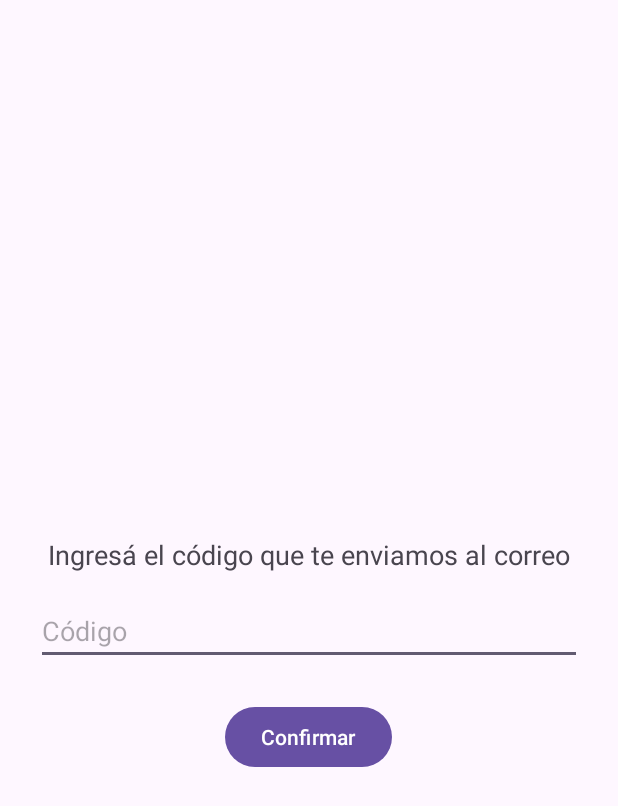
After one commit to NicoelRepo/deremate-12, an Android app: the ConfirmarRegistroActivity screen opened directly, with no data from a screen before it, on a phone screen of 412 x 824 dp. The commit adds this screen. Shown: the top 806 px of the screen. Run offline under Robolectric (Android 15) with nearby library versions, the phone set to English and light mode, and no system bars; our stand-ins replace Dagger/Hilt's generated code; network calls fail.

Commit message:
Se crea pantalla de codigo de confirmacion para registro y se agregan validaciones en formulario de registro

```diff
--- a/app/src/main/AndroidManifest.xml
+++ b/app/src/main/AndroidManifest.xml
@@ -35,6 +35,10 @@
             android:name=".EntregaDetailsActivity"
             android:exported="false" />
 
+        <activity
+            android:name=".ConfirmarRegistroActivity"
+            android:exported="false" />
+
         <meta-data
             android:name="com.google.android.geo.API_KEY"
             android:value="${MAPS_API_KEY}" />
--- /dev/null
+++ b/app/src/main/java/ar/edu/uade/deremateapp/ConfirmarRegistroActivity.java
@@ -0,0 +1,70 @@
+package ar.edu.uade.deremateapp;
+
+import android.os.Bundle;
+import android.widget.Button;
+import android.widget.EditText;
+import android.widget.Toast;
+
+import androidx.appcompat.app.AppCompatActivity;
+
+import javax.inject.Inject;
+
+import ar.edu.uade.deremateapp.data.UiUtils;
+import ar.edu.uade.deremateapp.data.api.RegistroAPIService;
+import ar.edu.uade.deremateapp.data.api.model.ConfirmacionRegistroDTO;
+import dagger.hilt.android.AndroidEntryPoint;
+import retrofit2.Call;
+import retrofit2.Callback;
+import retrofit2.Response;
+
+@AndroidEntryPoint
+public class ConfirmarRegistroActivity extends AppCompatActivity {
+
+    private EditText editTextCodigoConfirmacion;
+    private Button buttonConfirmarCodigo;
+
+    private String email;
+
+    @Inject
+    RegistroAPIService registroAPIService;
+
+    @Override
+    protected void onCreate(Bundle savedInstanceState) {
+        super.onCreate(savedInstanceState);
+        setContentView(R.layout.activity_confirmacion_codigo);
+
+        editTextCodigoConfirmacion = findViewById(R.id.editTextCodigoConfirmacion);
+        buttonConfirmarCodigo = findViewById(R.id.buttonConfirmarCodigo);
+
+        email = getIntent().getStringExtra("email");
+
+        buttonConfirmarCodigo.setOnClickListener(v -> {
+            String email = getIntent().getStringExtra("email");
+            String codigo = editTextCodigoConfirmacion.getText().toString().trim();
+
+            if (codigo.isEmpty()) {
+                UiUtils.showErrorSnackbar(this, "El código no puede estar vacío");
+                return;
+            }
+
+            ConfirmacionRegistroDTO dto = new ConfirmacionRegistroDTO(email, codigo);
+            registroAPIService.doConfirmarRegistro(dto).enqueue(new Callback<>() {
+                @Override
+                public void onResponse(Call<Void> call, Response<Void> response) {
+                    if (response.isSuccessful()) {
+                        Toast.makeText(ConfirmarRegistroActivity.this, "Registro confirmado con éxito", Toast.LENGTH_SHORT).show();
+                        finish();
+                    } else {
+                        UiUtils.showErrorSnackbar(ConfirmarRegistroActivity.this, "Código inválido o expirado");
+                    }
+                }
+
+                @Override
+                public void onFailure(Call<Void> call, Throwable t) {
+                    UiUtils.showErrorSnackbar(ConfirmarRegistroActivity.this, "Error de conexión al confirmar");
+                    t.printStackTrace();
+                }
+            });
+        });
+    }
+}
--- a/app/src/main/java/ar/edu/uade/deremateapp/data/UiUtils.java
+++ b/app/src/main/java/ar/edu/uade/deremateapp/data/UiUtils.java
@@ -15,8 +15,8 @@ public class UiUtils {
 
         Snackbar snackbar = Snackbar.make(anchor, message, Snackbar.LENGTH_LONG)
                 .setBackgroundTint(ContextCompat.getColor(activity, R.color.design_default_color_error))
-                .setTextColor(Color.WHITE)
-                .setAnchorView(anchor);
+                .setTextColor(Color.WHITE);
+//                .setAnchorView(anchor);
 
         snackbar.show();
     }
--- /dev/null
+++ b/app/src/main/java/ar/edu/uade/deremateapp/data/api/RegistroAPIService.java
@@ -0,0 +1,17 @@
+package ar.edu.uade.deremateapp.data.api;
+
+import ar.edu.uade.deremateapp.data.api.model.ConfirmacionRegistroDTO;
+import ar.edu.uade.deremateapp.data.api.model.UsuarioDTO;
+import retrofit2.Call;
+import retrofit2.http.Body;
+import retrofit2.http.POST;
+
+public interface RegistroAPIService {
+
+    @POST("auth/registro")
+    Call<UsuarioDTO> doRegistro(@Body UsuarioDTO dto);
+
+    @POST("auth/confirmar-registro")
+    Call<Void> doConfirmarRegistro(@Body ConfirmacionRegistroDTO dto);
+
+}
--- a/app/src/main/java/ar/edu/uade/deremateapp/data/api/model/UsuarioDTO.java
+++ b/app/src/main/java/ar/edu/uade/deremateapp/data/api/model/UsuarioDTO.java
@@ -7,6 +7,7 @@ public class UsuarioDTO {
     private long id;
     private String username;
     private String email;
+    private String password;
     private String nombre;
     private String apellido;
     private int documento;
--- /dev/null
+++ b/app/src/main/res/layout/activity_confirmacion_codigo.xml
@@ -0,0 +1,49 @@
+<?xml version="1.0" encoding="utf-8"?>
+<androidx.constraintlayout.widget.ConstraintLayout xmlns:android="http://schemas.android.com/apk/res/android"
+    xmlns:app="http://schemas.android.com/apk/res-auto"
+    android:layout_width="match_parent"
+    android:layout_height="match_parent">
+
+    <View
+        android:id="@+id/snackbar_anchor"
+        android:layout_width="0dp"
+        android:layout_height="48dp"
+        app:layout_constraintEnd_toEndOf="parent"
+        app:layout_constraintHorizontal_bias="0.0"
+        app:layout_constraintStart_toStartOf="parent"
+        app:layout_constraintTop_toTopOf="parent" />
+
+    <LinearLayout
+        android:layout_width="0dp"
+        android:layout_height="wrap_content"
+        android:orientation="vertical"
+        android:gravity="center_horizontal"
+        android:padding="24dp"
+        app:layout_constraintTop_toBottomOf="@id/snackbar_anchor"
+        app:layout_constraintBottom_toBottomOf="parent"
+        app:layout_constraintStart_toStartOf="parent"
+        app:layout_constraintEnd_toEndOf="parent">
+
+        <TextView
+            android:layout_width="wrap_content"
+            android:layout_height="wrap_content"
+            android:text="Ingresá el código que te enviamos al correo"
+            android:textSize="18sp"
+            android:layout_marginBottom="16dp" />
+
+        <EditText
+            android:id="@+id/editTextCodigoConfirmacion"
+            android:layout_width="match_parent"
+            android:layout_height="wrap_content"
+            android:hint="Código"
+            android:inputType="number" />
+
+        <Button
+            android:id="@+id/buttonConfirmarCodigo"
+            android:layout_width="wrap_content"
+            android:layout_height="wrap_content"
+            android:text="Confirmar"
+            android:layout_marginTop="24dp"/>
+    </LinearLayout>
+
+</androidx.constraintlayout.widget.ConstraintLayout>
--- a/app/src/main/res/layout/activity_register.xml
+++ b/app/src/main/res/layout/activity_register.xml
@@ -134,10 +134,11 @@
 
         <TextView
             android:id="@+id/textViewRegisterError"
-            android:layout_width="match_parent"
+            android:layout_width="wrap_content"
             android:layout_height="wrap_content"
             android:layout_marginTop="16dp"
             android:textColor="@android:color/holo_red_dark"
+            android:layout_gravity="center_horizontal"
             android:visibility="gone" />
 
     </LinearLayout>
```
Also changed, not shown: app/src/main/java/ar/edu/uade/deremateapp/RegisterActivity.java (+74 -60 lines), app/src/main/java/ar/edu/uade/deremateapp/data/api/model/ConfirmacionRegistroDTO.java (added, +11 -0 lines), app/src/main/java/ar/edu/uade/deremateapp/di/NetworkModule.java (+7 -0 lines).
